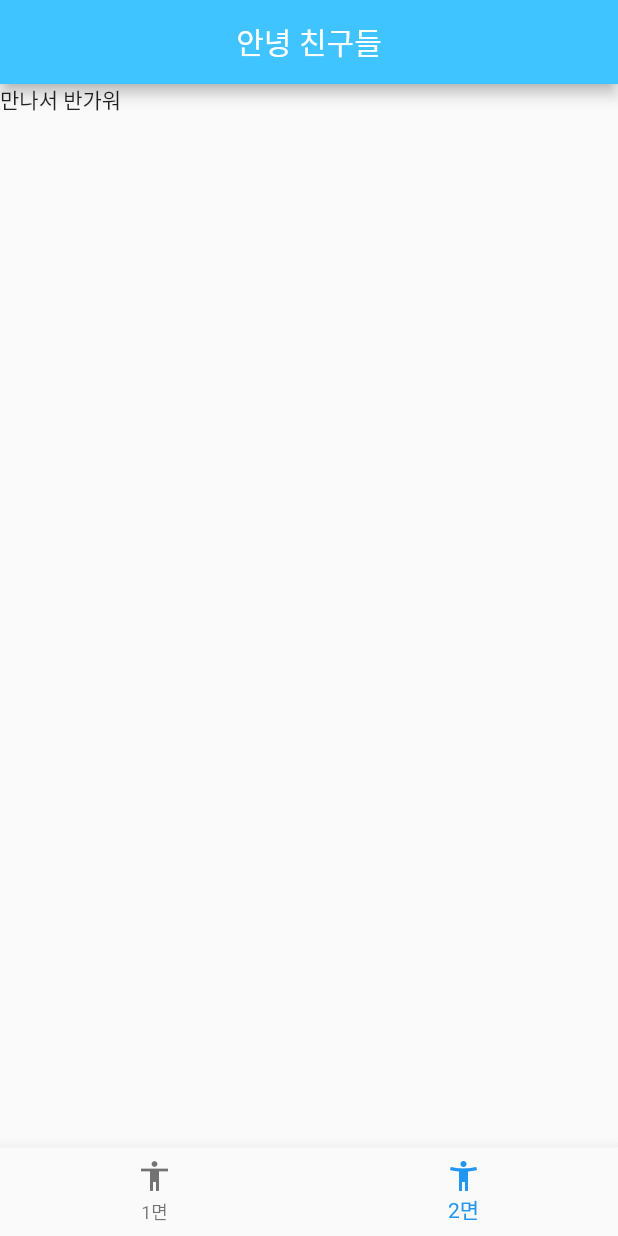
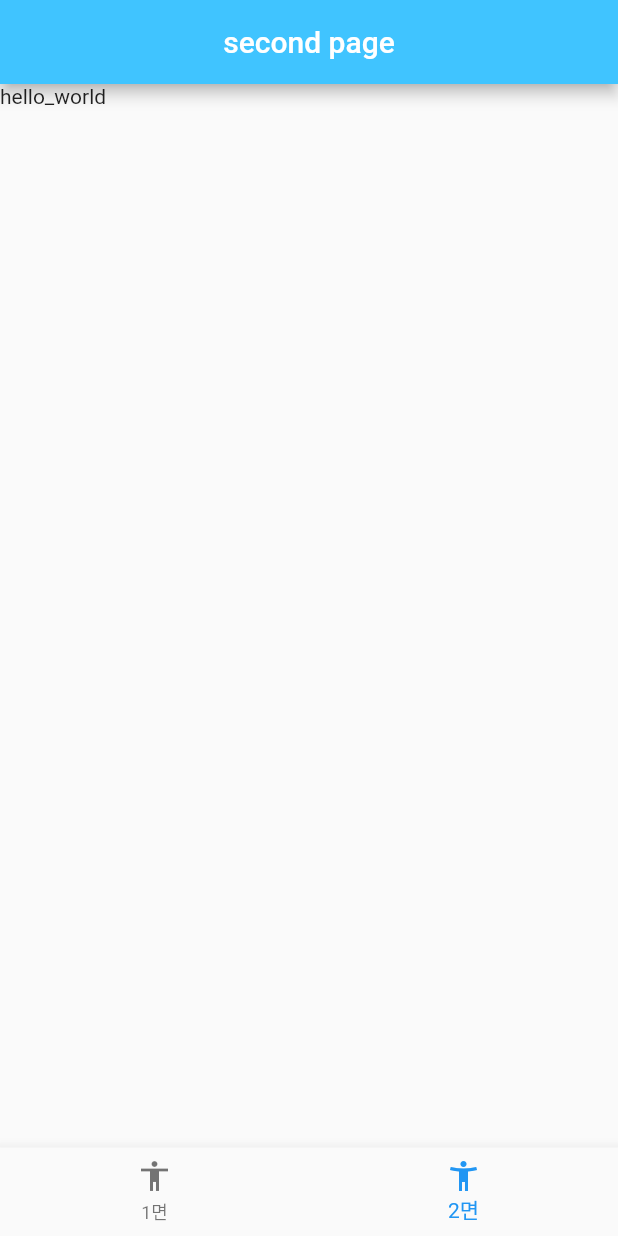
Before and after one commit to taeyoonL/trial, a Flutter app: the screen it shows after launch, item 2 of the bottom bar chosen, on a phone screen of 412 x 824 dp. Run offline on Flutter 3.47's test engine with Material 2 defaults, Android fonts, the phone set to English and light mode, and no system bars.

Commit message:
네비게이션 바 연습

```diff
--- a/lib/const/2_myeon.dart
+++ b/lib/const/2_myeon.dart
@@ -7,10 +7,10 @@ class HomeScreen_2 extends StatelessWidget {
     return Scaffold(
       appBar: AppBar(
         backgroundColor: Colors.lightBlueAccent,
-        title: Text('안녕 친구들'),
+        title: Text('second page'),
         centerTitle: true,
       ),
-      body: Text('만나서 반가워'),
+      body: Text('hello_world'),
     );
   }
 }
```
